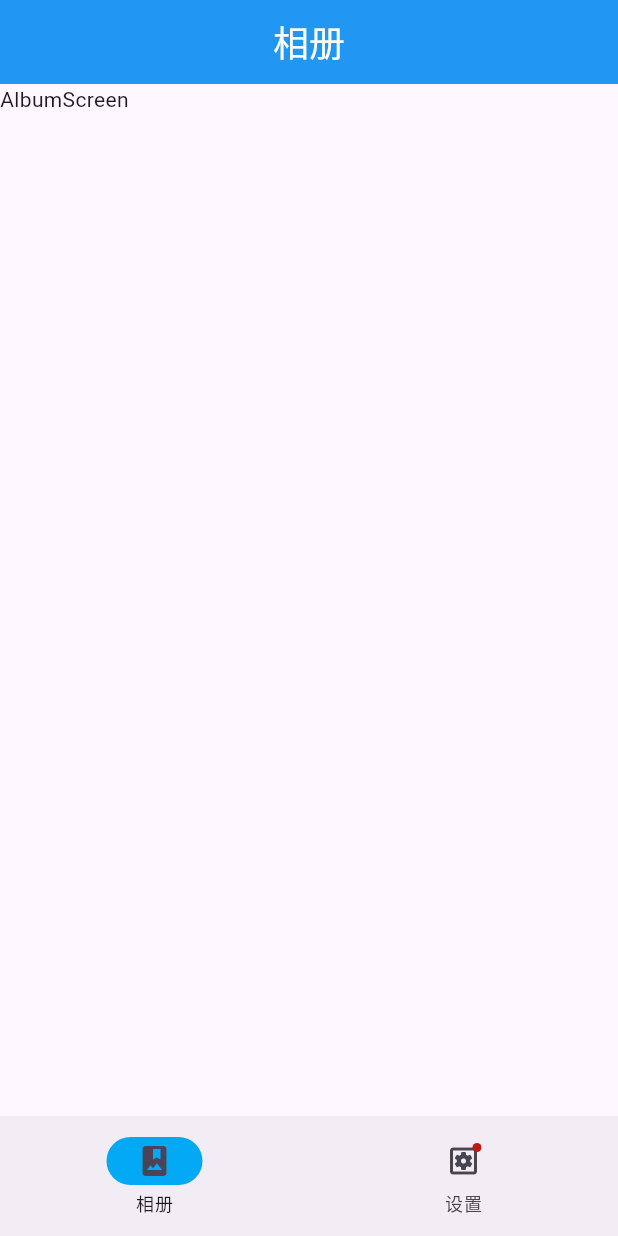
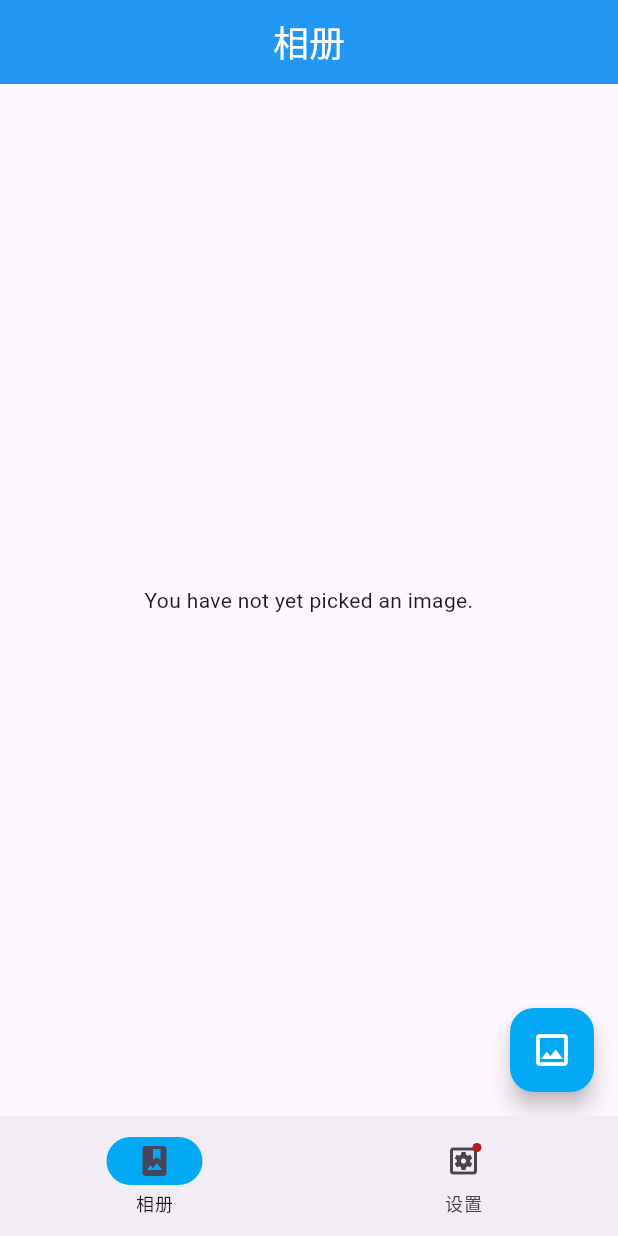
Before and after one commit to CrossEvol/flutter_ce_picgo, a Flutter app: the screen it shows after launch, on a phone screen of 412 x 824 dp. Run offline on Flutter 3.47's test engine with Material 3 defaults, Android fonts, the phone set to English and light mode, and no system bars; our stand-ins replace bloc, equatable, flutter_bloc, go_router, image_picker, video_player; missing offline and left inert: bitsdojo_window.

Commit message:
Integrate with image_picker

```diff
--- a/lib/main.dart
+++ b/lib/main.dart
@@ -1,17 +1,18 @@
 import 'dart:io';
 
 import 'package:bitsdojo_window/bitsdojo_window.dart';
+import 'package:flutter/foundation.dart';
 import 'package:flutter/material.dart';
 import 'package:flutter_ce_picgo/views/HomeScreen.dart';
 
 void main() async {
-  if (Platform.isWindows) {
+  if (!kIsWeb && Platform.isWindows) {
     appWindow.size = const Size(375, 667);
   }
 
   runApp(const MyApp());
 
-  if (Platform.isWindows) {
+  if (!kIsWeb && Platform.isWindows) {
     appWindow.show();
     doWhenWindowReady(() {
       final win = appWindow;
--- a/lib/views/AlbumScreen.dart
+++ b/lib/views/AlbumScreen.dart
@@ -1,5 +1,10 @@
+import 'dart:io';
+
+import 'package:flutter/foundation.dart';
 import 'package:flutter/material.dart';
 import 'package:flutter_ce_picgo/widgets/home_page_app_bar.dart';
+import 'package:image_picker/image_picker.dart';
+import 'package:mime/mime.dart';
 
 class AlbumScreen extends StatefulWidget {
   const AlbumScreen({super.key});
@@ -9,6 +14,17 @@ class AlbumScreen extends StatefulWidget {
 }
 
 class _AlbumScreenState extends State<AlbumScreen> {
+  final ImagePicker _picker = ImagePicker();
+  List<XFile>? _mediaFileList;
+  bool isVideo = false; // unnecessary field
+
+  String? _retrieveDataError;
+  dynamic _pickImageError;
+
+  void _setImageFileListFromFile(XFile? value) {
+    _mediaFileList = value == null ? null : <XFile>[value];
+  }
+
   _AlbumScreenState();
 
   @override
@@ -17,7 +33,158 @@ class _AlbumScreenState extends State<AlbumScreen> {
         appBar: HomePageAppBar(
           title: '相册',
         ),
-        body: const Text('AlbumScreen'));
+        floatingActionButton: FloatingActionButton(
+          backgroundColor: Colors.lightBlue,
+          onPressed: () async {
+            try {
+              final XFile? pickedFile = await _picker.pickImage(
+                source: ImageSource.gallery,
+                // maxWidth: maxWidth,
+                // maxHeight: maxHeight,
+                // imageQuality: quality,
+              );
+              setState(() {
+                _setImageFileListFromFile(pickedFile);
+              });
+            } catch (e) {
+              setState(() {
+                _pickImageError = e;
+              });
+            }
+          },
+          heroTag: 'image0',
+          tooltip: 'Pick Image from gallery',
+          child: Icon(
+            Icons.photo_outlined,
+            size: 28.0,
+            color: Colors.white,
+            weight: FontWeight.w700.value.toDouble(),
+          ),
+        ),
+        body: Center(
+          child: !kIsWeb && defaultTargetPlatform == TargetPlatform.android
+              ? FutureBuilder<void>(
+                  future: retrieveLostData(),
+                  builder:
+                      (BuildContext context, AsyncSnapshot<void> snapshot) {
+                    switch (snapshot.connectionState) {
+                      case ConnectionState.none:
+                      case ConnectionState.waiting:
+                        return const Text(
+                          'You have not yet picked an image.',
+                          textAlign: TextAlign.center,
+                        );
+                      case ConnectionState.done:
+                        return _handlePreview();
+                      case ConnectionState.active:
+                        if (snapshot.hasError) {
+                          return Text(
+                            'Pick image/video error: ${snapshot.error}}',
+                            textAlign: TextAlign.center,
+                          );
+                        } else {
+                          return const Text(
+                            'You have not yet picked an image.',
+                            textAlign: TextAlign.center,
+                          );
+                        }
+                    }
+                  },
+                )
+              : _handlePreview(),
+        ));
+  }
+
+  Widget _previewImages() {
+    final Text? retrieveError = _getRetrieveErrorWidget();
+    if (retrieveError != null) {
+      return retrieveError;
+    }
+    if (_mediaFileList != null) {
+      return Semantics(
+        label: 'image_picker_example_picked_images',
+        child: ListView.builder(
+          key: UniqueKey(),
+          itemBuilder: (BuildContext context, int index) {
+            final String? mime = lookupMimeType(_mediaFileList![index].path);
+
+            // Why network for web?
+            // See https://pub.dev/packages/image_picker_for_web#limitations-on-the-web-platform
+            return Semantics(
+              label: 'image_picker_example_picked_image',
+              child: kIsWeb
+                  ? Image.network(_mediaFileList![index].path)
+                  : (mime == null || mime.startsWith('image/')
+                      ? Image.file(
+                          File(_mediaFileList![index].path),
+                          errorBuilder: (BuildContext context, Object error,
+                              StackTrace? stackTrace) {
+                            return const Center(
+                                child:
+                                    Text('This image type is not supported'));
+                          },
+                        )
+                      : _buildInlineVideoPlayer(index)),
+            );
+          },
+          itemCount: _mediaFileList!.length,
+        ),
+      );
+    } else if (_pickImageError != null) {
+      return Text(
+        'Pick image error: $_pickImageError',
+        textAlign: TextAlign.center,
+      );
+    } else {
+      return const Text(
+        'You have not yet picked an image.',
+        textAlign: TextAlign.center,
+      );
+    }
+  }
+
+  Text? _getRetrieveErrorWidget() {
+    if (_retrieveDataError != null) {
+      final Text result = Text(_retrieveDataError!);
+      _retrieveDataError = null;
+      return result;
+    }
+    return null;
+  }
+
+  Widget _buildInlineVideoPlayer(int index) {
+    return const Center(child: Text('Video Upload has not been implemented!'));
+  }
+
+  Future<void> retrieveLostData() async {
+    final LostDataResponse response = await _picker.retrieveLostData();
+    if (response.isEmpty) {
+      return;
+    }
+    if (response.file != null) {
+      if (response.type == RetrieveType.video) {
+        isVideo = true;
+      } else {
+        isVideo = false;
+        setState(() {
+          if (response.files == null) {
+            _setImageFileListFromFile(response.file);
+          } else {
+            _mediaFileList = response.files;
+          }
+        });
+      }
+    } else {
+      _retrieveDataError = response.exception!.code;
+    }
+  }
+
+  Widget _handlePreview() {
+    if (isVideo) {
+      return _previewVideo();
+    } else {
+      return _previewImages();
+    }
   }
 
   @override
@@ -29,4 +196,8 @@ class _AlbumScreenState extends State<AlbumScreen> {
   void dispose() {
     super.dispose();
   }
+
+  Widget _previewVideo() {
+    throw UnimplementedError('Preview Video has not been implemented.');
+  }
 }
```
Also changed, not shown: 3 other files.
